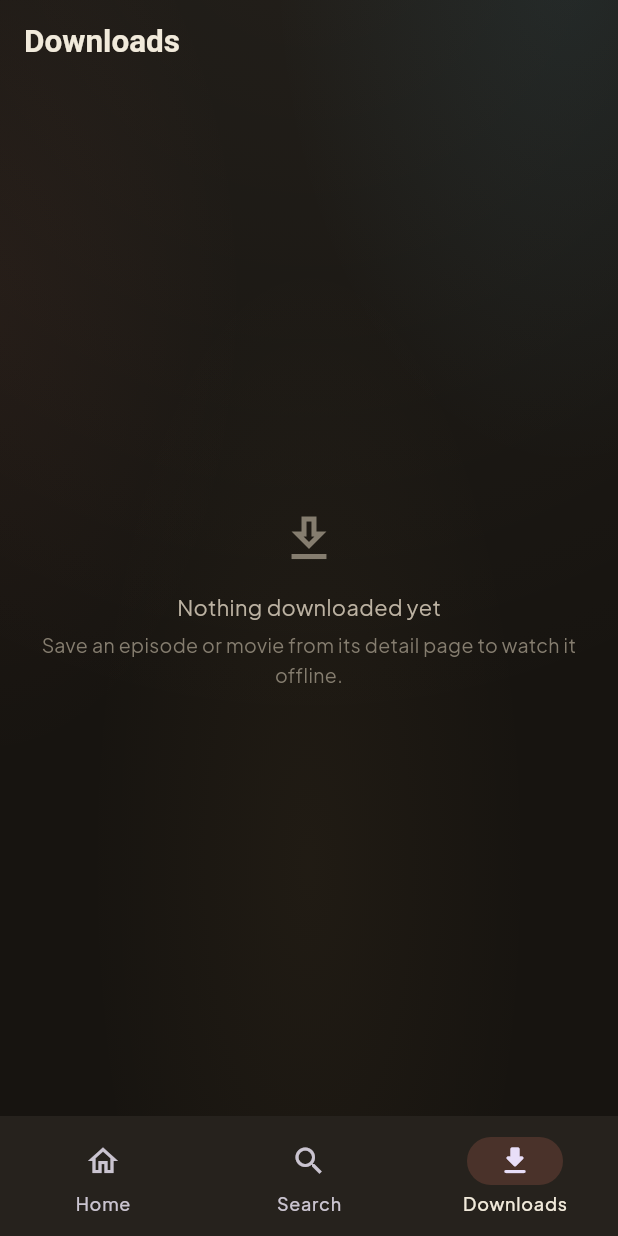
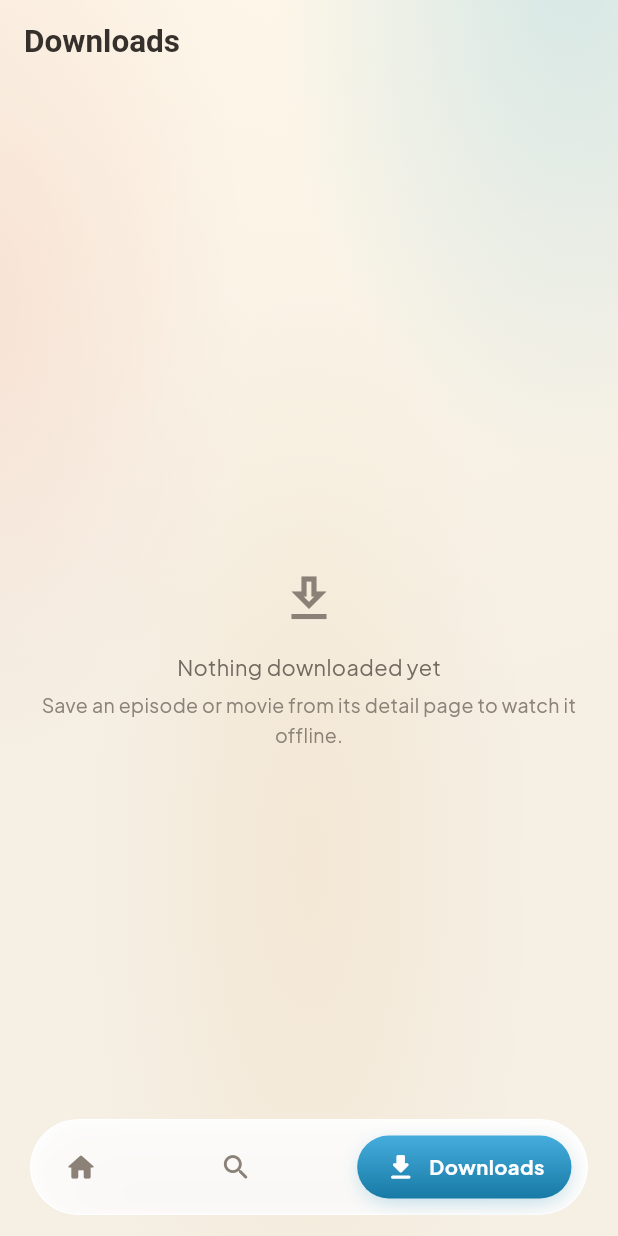
Before and after one commit to rishabhroyy/hokago, a Flutter app: the DownloadsScreen screen opened by its route, on a phone screen of 412 x 824 dp. Run offline on Flutter 3.47's test engine with Material 3 defaults, Android fonts, the phone set to English and light mode, and no system bars; our stand-ins replace cached_network_image, dio, flutter_riverpod, flutter_secure_storage, go_router, wakelock_plus; missing offline and left inert: background_downloader, media_kit, media_kit_video; accounts and stored records are empty; Roboto replaces fonts that are missing (Zen Maru Gothic).

Commit message:
feat(native): switch to the web's actual default theme (light), redo nav bar
Rishabh's read: dark reads muted/moody on mobile, not "cute like Wii" —
and he's right that the web's *actual* default is the light theme
(warm cream paper, white glossy cards, vivid Wii blue); .dark is an
opt-in toggle there, not the primary look. This app defaulted to dark
without asking. Swapped every token (HokagoColors, wallpaper aura
colors/opacities, HokagoPanel, GhostButton) to the :root light values
from app.css — dark variants weren't kept around as a toggle option,
that's unrequested infrastructure for now.

Also rebuilt the bottom tab bar: was a stock Material NavigationBar with
none of hokago's visual language. Now a floating frosted pill (matching
HokagoPanel) with the active tab as a glossy Wii-blue gradient pill —
same recipe WiiButton uses — instead of a flat indicator color.

```diff
--- a/native/flutter/lib/core/theme/app_theme.dart
+++ b/native/flutter/lib/core/theme/app_theme.dart
@@ -1,28 +1,28 @@
 import 'package:flutter/material.dart';
 
-/// hokago design tokens, ported directly from apps/web/src/app.css's `.dark`
-/// scope + component classes (.btn-primary, .panel, .input) — Rishabh wants
-/// the native app to look as close as possible to the webui, not a generic
-/// native reinterpretation, just laid out for mobile/TV instead of desktop
-/// breakpoints. Values below are copy-pasted from the CSS, not eyeballed.
+/// hokago design tokens, ported directly from apps/web/src/app.css's `:root`
+/// (light — the web's actual default theme, not `.dark`) + component classes
+/// (.btn-primary, .panel, .input). Rishabh's call: light is "cute like Wii,"
+/// dark read as muted/moody on mobile — matches the web's own default
+/// (`.dark` is an opt-in toggle there, not the primary look).
 abstract final class HokagoColors {
-  static const bg = Color(0xFF171410);
-  static const paper = Color(0xFF26221D);
-  static const paper2 = Color(0xFF2E2A24);
-  static const card = Color(0xFF2B2722);
-  static const ink = Color(0xFFF1EADB);
-  static const ink2 = Color(0xFFBCB2A2);
-  static const ink3 = Color(0xFF857D6F);
-  static const line = Color(0xFF3A352E);
-  static const line2 = Color(0xFF4A443B);
-  static const accent = Color(0xFFF07B63);
-  static const accent2 = Color(0xFFF49B87);
-  static const gold = Color(0xFFEDB866);
-  static const wii = Color(0xFF63C3E6);
-  static const wii2 = Color(0xFFA5E7F8);
-  static const wiiDeep = Color(0xFF3FAED6);
-  static const wiiInk = Color(0xFF6ECFF2);
-  // .wii-btn / .btn-primary gradient (same in light+dark — "the color centerpiece").
+  static const bg = Color(0xFFF5EFE4);
+  static const paper = Color(0xFFF6F0E6);
+  static const paper2 = Color(0xFFEFE7D8);
+  static const card = Color(0xFFFFFFFF);
+  static const ink = Color(0xFF35302B);
+  static const ink2 = Color(0xFF72695F);
+  static const ink3 = Color(0xFF8B8177);
+  static const line = Color(0xFFE6DDCE);
+  static const line2 = Color(0xFFD8CEBC);
+  static const accent = Color(0xFFE8664F);
+  static const accent2 = Color(0xFFF0836F);
+  static const gold = Color(0xFFE3A34C);
+  static const wii = Color(0xFF4FB8E0);
+  static const wii2 = Color(0xFF8FE0F5);
+  static const wiiDeep = Color(0xFF2E9BC4);
+  static const wiiInk = Color(0xFF177A9E);
+  // .wii-btn / .btn-primary gradient — same in light+dark, "the color centerpiece".
   static const wiiBtnTop = Color(0xFF45ADDD);
   static const wiiBtnBottom = Color(0xFF187AA5);
 }
@@ -61,21 +61,21 @@ abstract final class HokagoText {
       fontFamily: _mono, fontSize: 10.5, height: 1.4, fontWeight: FontWeight.w700, letterSpacing: 1.47, color: HokagoColors.gold);
 }
 
-/// Matches app.css's --shadow-panel (dark) exactly: inset top highlight +
-/// two-layer soft drop shadow. Used by HokagoPanel and any "floating" card.
+/// Matches app.css's light --shadow-panel: inset top highlight + two-layer
+/// soft warm drop shadow. Used by HokagoPanel and any "floating" card.
 const hokagoPanelShadow = [
-  BoxShadow(color: Color(0x0DFFFFFF), blurRadius: 0, spreadRadius: 0, offset: Offset(0, 1.5)), // inset approximated as a hairline top highlight (Flutter has no true inset shadow)
-  BoxShadow(color: Color(0x73000000), blurRadius: 6, spreadRadius: -2, offset: Offset(0, 2)),
-  BoxShadow(color: Color(0x99000000), blurRadius: 44, spreadRadius: -18, offset: Offset(0, 18)),
+  BoxShadow(color: Color(0xE6FFFFFF), blurRadius: 0, spreadRadius: 0, offset: Offset(0, 1.5)),
+  BoxShadow(color: Color(0x24785038), blurRadius: 6, spreadRadius: -2, offset: Offset(0, 2)),
+  BoxShadow(color: Color(0x59785038), blurRadius: 44, spreadRadius: -18, offset: Offset(0, 18)),
 ];
 
 ThemeData buildHokagoTheme() {
-  final base = ThemeData.dark(useMaterial3: true);
+  final base = ThemeData.light(useMaterial3: true);
   final colorScheme = base.colorScheme.copyWith(
     surface: HokagoColors.paper,
     primary: HokagoColors.accent,
     secondary: HokagoColors.wii,
-    error: const Color(0xFFE5735F),
+    error: const Color(0xFFD9634A),
     onSurface: HokagoColors.ink,
   );
   return base.copyWith(
@@ -101,8 +101,8 @@ ThemeData buildHokagoTheme() {
       elevation: 0,
       shape: RoundedRectangleBorder(borderRadius: BorderRadius.circular(HokagoRadii.tile)),
     ),
-    // Stock ElevatedButton kept as the .btn-ghost-equivalent fallback where a
-    // WiiButton (the real .btn-primary pill) isn't wired yet.
+    // Stock ElevatedButton kept as a fallback where a WiiButton (the real
+    // .btn-primary pill) isn't wired yet.
     elevatedButtonTheme: ElevatedButtonThemeData(
       style: ElevatedButton.styleFrom(
         backgroundColor: HokagoColors.accent,
@@ -115,7 +115,7 @@ ThemeData buildHokagoTheme() {
     // .input: pill radius, soft paper fill, wii-blue focus ring.
     inputDecorationTheme: InputDecorationTheme(
       filled: true,
-      fillColor: const Color(0xFF1F1C17),
+      fillColor: const Color(0xFFFBF8F1),
       contentPadding: const EdgeInsets.symmetric(horizontal: 20, vertical: 14),
       border: OutlineInputBorder(
         borderRadius: BorderRadius.circular(HokagoRadii.pill),
--- a/native/flutter/lib/core/theme/hokago_background.dart
+++ b/native/flutter/lib/core/theme/hokago_background.dart
@@ -2,14 +2,15 @@ import 'dart:ui' as ui;
 
 import 'package:flutter/material.dart';
 
-/// The "wii-dream" wallpaper from apps/web/src/app.css's `.dark body::before`
-/// — four soft radial-gradient auras (warm top glow, blue top-right, coral
-/// left, gold center-bottom) over the espresso base. Ellipse sizes/positions
-/// are copied 1:1 from the CSS (percentages of the painted box); Flutter's
-/// RadialGradient only draws circles, so each aura is a unit circle drawn
-/// inside a save/translate/scale(rx,ry)/restore block to get the same
-/// ellipse. The CSS's 28px dot-grid texture is dropped — imperceptible at
-/// the sizes this renders on mobile/TV, not worth a second painter pass.
+/// The "wii-dream" wallpaper from apps/web/src/app.css's light `body::before`
+/// (the web's actual default theme) — four soft radial-gradient auras (warm
+/// top glow, blue top-right, coral left, gold center-bottom) over the cream
+/// paper base. Ellipse sizes/positions are copied 1:1 from the CSS
+/// (percentages of the painted box); Flutter's RadialGradient only draws
+/// circles, so each aura is a unit circle drawn inside a
+/// save/translate/scale(rx,ry)/restore block to get the same ellipse. The
+/// CSS's 28px dot-grid texture is dropped — imperceptible at the sizes this
+/// renders on mobile/TV, not worth a second painter pass.
 class HokagoBackground extends StatelessWidget {
   const HokagoBackground({super.key, required this.child});
   final Widget child;
@@ -17,7 +18,7 @@ class HokagoBackground extends StatelessWidget {
   @override
   Widget build(BuildContext context) {
     return DecoratedBox(
-      decoration: const BoxDecoration(color: Color(0xFF171410)),
+      decoration: const BoxDecoration(color: Color(0xFFF5EFE4)),
       child: CustomPaint(
         painter: _WallpaperPainter(),
         child: child,
@@ -34,10 +35,10 @@ class _Aura {
 
 class _WallpaperPainter extends CustomPainter {
   static const _auras = [
-    _Aura(0.5, -0.10, 1.30, 0.70, Color(0x0DFFF4E0)), // warm top glow, 5%
-    _Aura(0.92, -0.04, 0.48, 0.42, Color(0x1763C3E6)), // blue top-right, 9%
-    _Aura(-0.02, 0.24, 0.42, 0.38, Color(0x0DF0836F)), // coral left, 5%
-    _Aura(0.5, 0.70, 0.36, 0.50, Color(0x0BEDB866)), // gold center-bottom, ~4.5%
+    _Aura(0.5, -0.10, 1.30, 0.70, Color(0xF2FFF8E9)), // warm top glow, 95%
+    _Aura(0.92, -0.04, 0.48, 0.42, Color(0x384FB8E0)), // blue top-right, 22%
+    _Aura(-0.02, 0.24, 0.42, 0.38, Color(0x24F0836F)), // coral left, 14%
+    _Aura(0.5, 0.70, 0.36, 0.50, Color(0x1AE3A34C)), // gold center-bottom, 10%
   ];
 
   @override
--- a/native/flutter/lib/core/widgets/ghost_button.dart
+++ b/native/flutter/lib/core/widgets/ghost_button.dart
@@ -4,8 +4,9 @@ import 'package:flutter/material.dart';
 
 import '../theme/app_theme.dart';
 
-/// app.css's `.dark .btn-ghost` — frosted charcoal pill, secondary action
-/// (paired with WiiButton for primary). "Details" next to "Play" in the hero.
+/// app.css's `.btn-ghost` (light — the web's default theme) — glossy white
+/// frosted pill, secondary action (paired with WiiButton for primary).
+/// "Details" next to "Play" in the hero.
 class GhostButton extends StatelessWidget {
   const GhostButton({super.key, required this.onPressed, required this.child, this.icon});
   final VoidCallback? onPressed;
@@ -19,11 +20,11 @@ class GhostButton extends StatelessWidget {
       child: BackdropFilter(
         filter: ImageFilter.blur(sigmaX: 8, sigmaY: 8),
         child: Material(
-          color: const Color(0xE0262219),
+          color: const Color(0xE0FFFFFF),
           child: InkWell(
             onTap: onPressed,
             child: Container(
-              decoration: BoxDecoration(border: Border.all(color: const Color(0x1AFFFFFF))),
+              decoration: BoxDecoration(border: Border.all(color: const Color(0xE6FFFFFF))),
               padding: const EdgeInsets.symmetric(horizontal: 26, vertical: 13),
               child: Row(
                 mainAxisSize: MainAxisSize.min,
--- a/native/flutter/lib/core/widgets/hokago_panel.dart
+++ b/native/flutter/lib/core/widgets/hokago_panel.dart
@@ -4,10 +4,11 @@ import 'package:flutter/material.dart';
 
 import '../theme/app_theme.dart';
 
-/// The frosted floating panel from app.css's `.dark .panel` — translucent
-/// charcoal + backdrop blur + soft shadow. Used for login/setup cards and
-/// any surface that should read as "floating" over the wallpaper rather than
-/// flush with the background (that's HokagoColors.card / CardTheme instead).
+/// The frosted floating panel from app.css's `.panel` (light — the web's
+/// default theme) — translucent white + backdrop blur + soft warm shadow.
+/// Used for login/setup cards and any surface that should read as "floating"
+/// over the wallpaper rather than flush with the background (that's
+/// HokagoColors.card / CardTheme instead).
 class HokagoPanel extends StatelessWidget {
   const HokagoPanel({super.key, required this.child, this.padding, this.borderRadius});
   final Widget child;
@@ -24,13 +25,10 @@ class HokagoPanel extends StatelessWidget {
         child: Container(
           padding: padding,
           decoration: BoxDecoration(
-            color: const Color(0xE02B2722),
+            color: const Color(0xDBFFFFFF),
             borderRadius: radius,
-            border: Border.all(color: const Color(0x12FFFFFF)),
-            boxShadow: const [
-              BoxShadow(color: Color(0x73000000), blurRadius: 6, spreadRadius: -2, offset: Offset(0, 2)),
-              BoxShadow(color: Color(0xA6000000), blurRadius: 44, spreadRadius: -18, offset: Offset(0, 18)),
-            ],
+            border: Border.all(color: const Color(0xF2FFFFFF)),
+            boxShadow: hokagoPanelShadow,
           ),
           child: child,
         ),
--- a/native/flutter/lib/features/shell/app_shell.dart
+++ b/native/flutter/lib/features/shell/app_shell.dart
@@ -2,16 +2,23 @@ import 'package:flutter/material.dart';
 import 'package:go_router/go_router.dart';
 
 import '../../core/theme/app_theme.dart';
+import '../../core/widgets/hokago_panel.dart';
 
-/// Bottom-tab shell for the three top-level destinations. Library switching
-/// (web's TopNav library dropdown) lives inside HomeScreen for v1 — see
-/// docs/native-clients.md follow-ups for a dedicated library tab if the
-/// account has many libraries.
+/// Floating pill tab bar — hokago has no bottom-nav precedent on the web
+/// (desktop uses a top nav), so this is a mobile-native addition, but built
+/// from the same visual language as everything else: a HokagoPanel-style
+/// frosted floating bar, and the active tab rendered as a glossy wii-blue
+/// pill (the same gradient WiiButton uses) instead of a flat Material
+/// indicator. Library switching (web's TopNav dropdown) lives inside
+/// HomeScreen for v1 — see docs/native-clients.md follow-ups for a
+/// dedicated library tab if the account has many libraries.
 class AppShell extends StatelessWidget {
   const AppShell({super.key, required this.child});
   final Widget child;
 
   static const _tabs = ['/', '/search', '/downloads'];
+  static const _icons = [Icons.home_rounded, Icons.search_rounded, Icons.download_rounded];
+  static const _labels = ['Home', 'Search', 'Downloads'];
 
   int _indexFor(String location) {
     if (location.startsWith('/search')) return 1;
@@ -22,21 +29,66 @@ class AppShell extends StatelessWidget {
   @override
   Widget build(BuildContext context) {
     final location = GoRouterState.of(context).matchedLocation;
-    final index = _indexFor(location);
+    final active = _indexFor(location);
     return Scaffold(
+      extendBody: true,
       body: child,
-      bottomNavigationBar: NavigationBar(
-        selectedIndex: index,
-        backgroundColor: HokagoColors.paper,
-        indicatorColor: HokagoColors.accent.withValues(alpha: 0.18),
-        onDestinationSelected: (i) => context.go(_tabs[i]),
-        destinations: const [
-          NavigationDestination(icon: Icon(Icons.home_outlined), selectedIcon: Icon(Icons.home_rounded), label: 'Home'),
-          NavigationDestination(icon: Icon(Icons.search_outlined), selectedIcon: Icon(Icons.search_rounded), label: 'Search'),
-          NavigationDestination(
-              icon: Icon(Icons.download_outlined), selectedIcon: Icon(Icons.download_rounded), label: 'Downloads'),
-        ],
+      bottomNavigationBar: SafeArea(
+        minimum: const EdgeInsets.fromLTRB(20, 0, 20, 14),
+        child: HokagoPanel(
+          borderRadius: HokagoRadii.pill,
+          padding: const EdgeInsets.symmetric(horizontal: 10, vertical: 10),
+          child: Row(
+            mainAxisAlignment: MainAxisAlignment.spaceBetween,
+            children: [
+              for (var i = 0; i < _tabs.length; i++)
+                _TabItem(
+                  icon: _icons[i],
+                  label: _labels[i],
+                  selected: i == active,
+                  onTap: () => context.go(_tabs[i]),
+                ),
+            ],
+          ),
+        ),
       ),
     );
   }
 }
+
+class _TabItem extends StatelessWidget {
+  const _TabItem({required this.icon, required this.label, required this.selected, required this.onTap});
+  final IconData icon;
+  final String label;
+  final bool selected;
+  final VoidCallback onTap;
+
+  @override
+  Widget build(BuildContext context) {
+    return GestureDetector(
+      onTap: onTap,
+      child: AnimatedContainer(
+        duration: const Duration(milliseconds: 200),
+        curve: Curves.easeOut,
+        padding: EdgeInsets.symmetric(horizontal: selected ? 18 : 12, vertical: 10),
+        decoration: BoxDecoration(
+          borderRadius: BorderRadius.circular(HokagoRadii.pill),
+          gradient: selected
+              ? const LinearGradient(begin: Alignment.topCenter, end: Alignment.bottomCenter, colors: [HokagoColors.wiiBtnTop, HokagoColors.wiiBtnBottom])
+              : null,
+          boxShadow: selected ? const [BoxShadow(color: Color(0x662E9BC4), blurRadius: 12, offset: Offset(0, 4), spreadRadius: -4)] : null,
+        ),
+        child: Row(
+          mainAxisSize: MainAxisSize.min,
+          children: [
+            Icon(icon, size: 22, color: selected ? Colors.white : HokagoColors.ink3),
+            if (selected) ...[
+              const SizedBox(width: 8),
+              Text(label, style: const TextStyle(fontFamily: 'Plus Jakarta Sans', color: Colors.white, fontSize: 13.5, fontWeight: FontWeight.w700)),
+            ],
+          ],
+        ),
+      ),
+    );
+  }
+}
```
